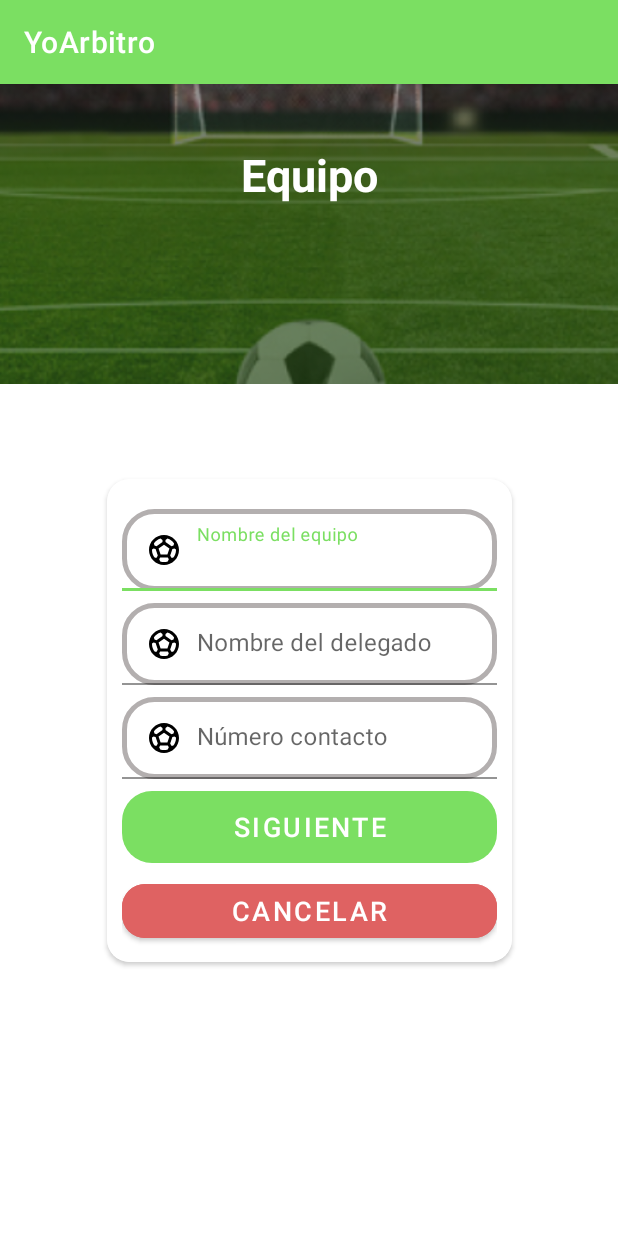
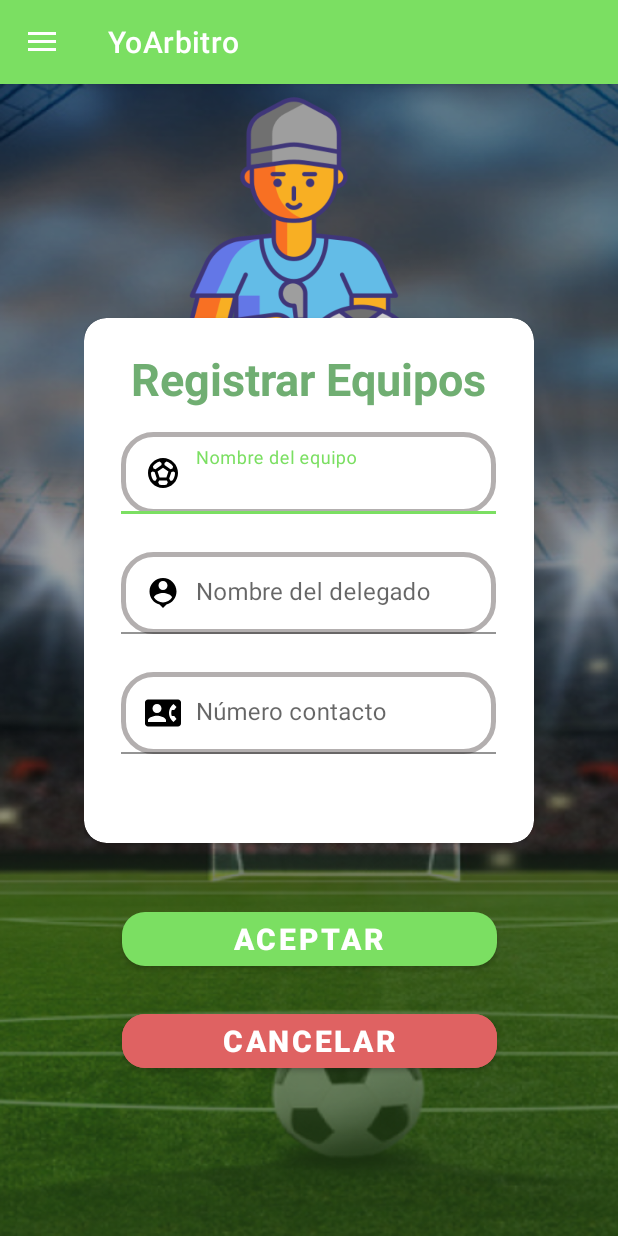
Before and after one commit to Denilson1817/YoArbitro, an Android app: the RegistrarEquiposActivity screen opened directly, with no data from a screen before it, on a phone screen of 412 x 824 dp. Run offline under Robolectric (Android 15) with nearby library versions, the phone set to English and light mode, and no system bars; our stand-ins replace Firebase (no records; nobody signed in at launch, a user with empty details on screens opened directly).

Commit message:
Diseño de registro equipos + navView

```diff
--- a/app/src/main/java/com/denilsonperez/yoarbitro/MenuPrincipalAdminActivity.java
+++ b/app/src/main/java/com/denilsonperez/yoarbitro/MenuPrincipalAdminActivity.java
@@ -53,7 +53,6 @@ public class MenuPrincipalAdminActivity extends AppCompatActivity {
         navigationView.bringToFront();
         Arbitros = FirebaseDatabase.getInstance().getReference("Arbitros");
         firebaseAuth = FirebaseAuth.getInstance();
-        //Esto es una prueba de fusión entre la rama Deni y test
         navigationView.setNavigationItemSelectedListener(new NavigationView.OnNavigationItemSelectedListener() {
             @Override
             public boolean onNavigationItemSelected(@NonNull MenuItem item) {
--- a/app/src/main/java/com/denilsonperez/yoarbitro/RegistrarEquiposActivity.java
+++ b/app/src/main/java/com/denilsonperez/yoarbitro/RegistrarEquiposActivity.java
@@ -1,21 +1,27 @@
 package com.denilsonperez.yoarbitro;
 
 import androidx.annotation.NonNull;
+import androidx.appcompat.app.ActionBarDrawerToggle;
 import androidx.appcompat.app.AppCompatActivity;
+import androidx.core.view.GravityCompat;
+import androidx.drawerlayout.widget.DrawerLayout;
 
 import android.annotation.SuppressLint;
 import android.app.ProgressDialog;
 import android.content.Intent;
 import android.os.Bundle;
 import android.text.TextUtils;
+import android.view.MenuItem;
 import android.view.View;
 import android.widget.Button;
 import android.widget.EditText;
 import android.widget.Toast;
 
+import com.denilsonperez.yoarbitro.Inicio.IniciarSesionActivity;
 import com.denilsonperez.yoarbitro.modelo.Equipo;
 import com.google.android.gms.tasks.OnFailureListener;
 import com.google.android.gms.tasks.OnSuccessListener;
+import com.google.android.material.navigation.NavigationView;
 import com.google.firebase.auth.FirebaseAuth;
 import com.google.firebase.database.DatabaseReference;
 import com.google.firebase.database.FirebaseDatabase;
@@ -24,30 +30,64 @@ import java.util.HashMap;
 import java.util.UUID;
 
 public class RegistrarEquiposActivity extends AppCompatActivity {
-
+    DrawerLayout drawerLayout;
+    NavigationView navigationView;
+    ActionBarDrawerToggle drawerToggle;
     EditText nombreEqui, nomDeleg, numeroCont;
-
     Button btnSiguiente, btnCancelar;
-
     FirebaseAuth firebaseAuth;
-
-
     String nombre = "", delegado ="", numero="";
-
-    boolean datosCorrectos;
+    @Override
+    public boolean onOptionsItemSelected(@NonNull MenuItem item) {
+        if(drawerToggle.onOptionsItemSelected(item)){
+            return true;
+        }
+        return super.onOptionsItemSelected(item);
+    }
+    @SuppressLint("MissingInflatedId")
     @Override
     protected void onCreate(Bundle savedInstanceState) {
         super.onCreate(savedInstanceState);
         setContentView(R.layout.activity_registrar_equipos);
-
+        drawerLayout = findViewById(R.id.drawerLayout);
+        navigationView = findViewById(R.id.navView);
+        drawerToggle = new ActionBarDrawerToggle(this, drawerLayout, R.string.abrirNav, R.string.cerrarNav);
+        drawerLayout.addDrawerListener(drawerToggle);
+        drawerToggle.syncState();
+        getSupportActionBar().setDisplayHomeAsUpEnabled(true);
+        navigationView.bringToFront();
         // Inicializar vistas
         nombreEqui = findViewById(R.id.nombreEquipo);
         nomDeleg = findViewById(R.id.nomDeleEquipo);
         numeroCont = findViewById(R.id.numDelContacto);
-        btnSiguiente = findViewById(R.id.btnSiguiente);
+        btnSiguiente = findViewById(R.id.btnRegistrarEquipos);
         btnCancelar = findViewById(R.id.btnCancelar);
         firebaseAuth = FirebaseAuth.getInstance();
-
+        navigationView.setNavigationItemSelectedListener(new NavigationView.OnNavigationItemSelectedListener() {
+            @Override
+            public boolean onNavigationItemSelected(@NonNull MenuItem item) {
+                switch (item.getItemId()){
+                    case R.id.home: {
+                        startActivity(new Intent(RegistrarEquiposActivity.this, MenuPrincipalActivity.class));
+                        finish();
+                        break;
+                    }
+                    case R.id.consultarCedulas:{
+                        startActivity(new Intent(RegistrarEquiposActivity.this, CedulasGuardadasActivity.class));
+                        finish();
+                        break;
+                    }
+                    case R.id.cerrarSesion:{
+                        firebaseAuth.signOut();
+                        startActivity(new Intent(RegistrarEquiposActivity.this, IniciarSesionActivity.class));
+                        Toast.makeText(RegistrarEquiposActivity.this, "Sesión finalizada", Toast.LENGTH_SHORT).show();
+                        finish();
+                        break;
+                    }
+                }
+                return false;
+            }
+        });
         btnCancelar.setOnClickListener(new View.OnClickListener() {
             @Override
             public void onClick(View view) {
@@ -107,11 +147,18 @@ public class RegistrarEquiposActivity extends AppCompatActivity {
                         }
                     });
         }
-
         @Override
         public boolean onSupportNavigateUp(){
             onBackPressed();
             return super.onSupportNavigateUp();
         }
+    @Override
+    public void onBackPressed() {
+        if(drawerLayout.isDrawerOpen(GravityCompat.START)){
+            drawerLayout.closeDrawer(GravityCompat.START);
+        }else{
+            super.onBackPressed();
+        }
+    }
 
     }
--- /dev/null
+++ b/app/src/main/res/drawable/baseline_contact_phone_24.xml
@@ -0,0 +1,5 @@
+<vector android:height="24dp" android:tint="#000000"
+    android:viewportHeight="24" android:viewportWidth="24"
+    android:width="24dp" xmlns:android="http://schemas.android.com/apk/res/android">
+    <path android:fillColor="@android:color/white" android:pathData="M22,3L2,3C0.9,3 0,3.9 0,5v14c0,1.1 0.9,2 2,2h20c1.1,0 1.99,-0.9 1.99,-2L24,5c0,-1.1 -0.9,-2 -2,-2zM8,6c1.66,0 3,1.34 3,3s-1.34,3 -3,3 -3,-1.34 -3,-3 1.34,-3 3,-3zM14,18L2,18v-1c0,-2 4,-3.1 6,-3.1s6,1.1 6,3.1v1zM17.85,14h1.64L21,16l-1.99,1.99c-1.31,-0.98 -2.28,-2.38 -2.73,-3.99 -0.18,-0.64 -0.28,-1.31 -0.28,-2s0.1,-1.36 0.28,-2c0.45,-1.62 1.42,-3.01 2.73,-3.99L21,8l-1.51,2h-1.64c-0.22,0.63 -0.35,1.3 -0.35,2s0.13,1.37 0.35,2z"/>
+</vector>
--- /dev/null
+++ b/app/src/main/res/drawable/baseline_person_pin_24.xml
@@ -0,0 +1,5 @@
+<vector android:height="24dp" android:tint="#000000"
+    android:viewportHeight="24" android:viewportWidth="24"
+    android:width="24dp" xmlns:android="http://schemas.android.com/apk/res/android">
+    <path android:fillColor="@android:color/white" android:pathData="M12,2c-4.97,0 -9,4.03 -9,9 0,4.17 2.84,7.67 6.69,8.69L12,22l2.31,-2.31C18.16,18.67 21,15.17 21,11c0,-4.97 -4.03,-9 -9,-9zM12,4c1.66,0 3,1.34 3,3s-1.34,3 -3,3 -3,-1.34 -3,-3 1.34,-3 3,-3zM12,18.3c-2.5,0 -4.71,-1.28 -6,-3.22 0.03,-1.99 4,-3.08 6,-3.08 1.99,0 5.97,1.09 6,3.08 -1.29,1.94 -3.5,3.22 -6,3.22z"/>
+</vector>
--- a/app/src/main/res/layout/activity_menu_principal_admin.xml
+++ b/app/src/main/res/layout/activity_menu_principal_admin.xml
@@ -7,7 +7,6 @@
     android:id="@+id/drawerLayout"
     tools:context=".MenuPrincipalAdminActivity"
     android:background="@drawable/fondo_principal">
-
 
     <FrameLayout
         android:layout_width="match_parent"
@@ -19,8 +18,6 @@
             android:layout_height="250sp"
             android:layout_gravity="center_horizontal"
             app:srcCompat="@drawable/arbitro" />
-
-
     </FrameLayout>
 
     <com.google.android.material.navigation.NavigationView
--- a/app/src/main/res/layout/activity_registrar_equipos.xml
+++ b/app/src/main/res/layout/activity_registrar_equipos.xml
@@ -1,53 +1,74 @@
 <?xml version="1.0" encoding="utf-8"?>
-<androidx.constraintlayout.widget.ConstraintLayout xmlns:android="http://schemas.android.com/apk/res/android"
+<androidx.drawerlayout.widget.DrawerLayout xmlns:android="http://schemas.android.com/apk/res/android"
     xmlns:app="http://schemas.android.com/apk/res-auto"
     xmlns:tools="http://schemas.android.com/tools"
     android:layout_width="match_parent"
     android:layout_height="match_parent"
-    tools:context=".RegistrarEquiposActivity">
+    android:id="@+id/drawerLayout"
+    tools:context=".RegistrarEquiposActivity"
+    android:background="@drawable/fondo_principal">
+
+    <FrameLayout
+        android:layout_width="match_parent"
+        android:layout_height="match_parent">
 
         <ImageView
-        android:id="@+id/imageView"
+            android:id="@+id/imageView3"
+            android:layout_width="250sp"
+            android:layout_height="250sp"
+            android:layout_gravity="center_horizontal"
+            app:srcCompat="@drawable/arbitro" />
+    </FrameLayout>
+
+    <com.google.android.material.navigation.NavigationView
+        android:layout_width="wrap_content"
+        android:layout_height="match_parent"
+        app:headerLayout="@layout/header"
+        app:menu="@menu/main_menu_admin"
+        android:id="@+id/navView"
+        android:layout_gravity="start"/>
+
+    <ScrollView
         android:layout_width="match_parent"
-        android:layout_height="200dp"
-        android:scaleType="centerCrop"
-        android:src="@drawable/fondo"
-        tools:ignore="MissingConstraints" />
+        android:layout_height="match_parent">
 
-    <TextView
-        android:id="@+id/regEquipos"
-        android:layout_width="match_parent"
+    <androidx.constraintlayout.widget.ConstraintLayout
+        android:layout_width="wrap_content"
         android:layout_height="wrap_content"
-        android:gravity="center"
-        android:paddingTop="40dp"
-        android:text="Equipo"
-        android:textColor="@color/white"
-        android:textSize="30sp"
-        android:textStyle="bold"
-        tools:ignore="HardcodedText,MissingConstraints" />
+        android:layout_gravity="center_horizontal">
 
         <androidx.cardview.widget.CardView
-        android:layout_width="wrap_content"
-        android:layout_height="wrap_content"
-        app:cardCornerRadius="15dp"
+            android:id="@+id/cardView"
+            android:layout_width="300dp"
+            android:layout_height="350dp"
+            app:cardCornerRadius="15sp"
             app:layout_constraintBottom_toBottomOf="parent"
             app:layout_constraintEnd_toEndOf="parent"
             app:layout_constraintStart_toStartOf="parent"
-        app:layout_constraintTop_toBottomOf="@+id/regEquipos"
+            app:layout_constraintTop_toTopOf="parent"
             tools:ignore="MissingConstraints">
 
-        <androidx.appcompat.widget.LinearLayoutCompat
+            <LinearLayout
                 android:layout_width="wrap_content"
+                android:layout_height="wrap_content"
+                android:layout_gravity="center_horizontal"
+                android:background="@color/white"
+                android:orientation="vertical">
+
+                <TextView
+                    android:layout_width="match_parent"
                     android:layout_height="match_parent"
-            android:background="@color/white"
-            android:gravity="center"
-            android:orientation="vertical"
-            android:padding="10dp">
+                    android:gravity="center_horizontal"
+                    android:paddingTop="20sp"
+                    android:textStyle="bold"
+                    android:text="@string/TituloRegistrarEquipos"
+                    android:textColor="@color/verdePasto"
+                    android:textSize="30sp" />
 
                 <com.google.android.material.textfield.TextInputLayout
                     android:layout_width="wrap_content"
                     android:layout_height="wrap_content"
-                android:layout_marginTop="10dp">
+                    android:layout_marginTop="15dp">
 
                     <EditText
                         android:id="@+id/nombreEquipo"
@@ -59,21 +80,19 @@
                         android:hint="@string/nombreEquipo"
                         android:inputType="textPersonName|textCapWords"
                         android:padding="15dp" />
-
-
                 </com.google.android.material.textfield.TextInputLayout>
 
                 <com.google.android.material.textfield.TextInputLayout
                     android:layout_width="match_parent"
                     android:layout_height="wrap_content"
-                android:layout_marginTop="8dp">
+                    android:layout_marginTop="25dp">
 
                     <EditText
                         android:id="@+id/nomDeleEquipo"
                         android:layout_width="match_parent"
                         android:layout_height="wrap_content"
                         android:background="@drawable/rounded_edittext"
-                    android:drawableStart="@drawable/baseline_sports_soccer_24"
+                        android:drawableStart="@drawable/baseline_person_pin_24"
                         android:drawablePadding="10dp"
                         android:hint="@string/nombreDelegado"
                         android:inputType="textPersonName|textCapWords"
@@ -84,14 +103,14 @@
                 <com.google.android.material.textfield.TextInputLayout
                     android:layout_width="match_parent"
                     android:layout_height="wrap_content"
-                android:layout_marginTop="8dp">
+                    android:layout_marginTop="25dp">
 
                     <EditText
                         android:id="@+id/numDelContacto"
                         android:layout_width="match_parent"
                         android:layout_height="wrap_content"
                         android:background="@drawable/rounded_edittext"
-                    android:drawableStart="@drawable/baseline_sports_soccer_24"
+                        android:drawableStart="@drawable/baseline_contact_phone_24"
                         android:drawablePadding="10dp"
                         android:hint="@string/numContacto"
                         android:inputType="number"
@@ -99,29 +118,36 @@
 
                 </com.google.android.material.textfield.TextInputLayout>
 
+            </LinearLayout>
+        </androidx.cardview.widget.CardView>
+
         <Button
-                android:id="@+id/btnSiguiente"
-                android:layout_width="match_parent"
+            android:id="@+id/btnRegistrarEquipos"
+            android:layout_width="250dp"
             android:layout_height="wrap_content"
-                android:layout_marginTop="8dp"
-                android:background="@drawable/rounded_button"
-                android:text="@string/btnSiguiente"
-                android:textSize="18sp" />
+            android:text="@string/btnAceptarRegistro"
+            android:textSize="20sp"
+            android:textStyle="bold"
+            android:layout_marginTop="40sp"
+            app:cornerRadius="15dp"
+            app:layout_constraintEnd_toEndOf="parent"
+            app:layout_constraintStart_toStartOf="parent"
+            app:layout_constraintTop_toBottomOf="@+id/cardView" />
 
         <Button
             android:id="@+id/btnCancelar"
-                android:layout_width="match_parent"
+            android:layout_width="250dp"
             android:layout_height="wrap_content"
-                android:layout_marginTop="8dp"
+            android:layout_marginTop="20sp"
+            android:text="@string/btnCancelarRegistro"
+            android:textSize="20sp"
+            android:textStyle="bold"
+            app:cornerRadius="15dp"
             android:backgroundTint="@color/rojo"
-                android:text="@string/btnCancelar"
-                android:textSize="18sp"
-                app:cornerRadius="15dp" />
-
-
-        </androidx.appcompat.widget.LinearLayoutCompat>
-
-    </androidx.cardview.widget.CardView>
-
+            app:layout_constraintEnd_toEndOf="parent"
+            app:layout_constraintStart_toStartOf="parent"
+            app:layout_constraintTop_toBottomOf="@+id/btnRegistrarEquipos" />
 
     </androidx.constraintlayout.widget.ConstraintLayout>
+    </ScrollView>
+</androidx.drawerlayout.widget.DrawerLayout>
--- a/app/src/main/res/values/strings.xml
+++ b/app/src/main/res/values/strings.xml
@@ -41,8 +41,11 @@
     <string name="txtListaEquipos">Lista de equipos</string>
 
     <!-- activity_registrar_equiposs -->
+    <string name="TituloRegistrarEquipos">Registrar Equipos</string>
     <string name="nombreEquipo">Nombre del equipo</string>
     <string name="nombreDelegado">Nombre del delegado</string>
     <string name="numContacto">Número contacto</string>
+    <string name="btnAceptarRegistro">Aceptar</string>
+    <string name="btnCancelarRegistro">Cancelar</string>
 
 </resources>
```
Lines whose indentation alone changed are shown as unchanged.
